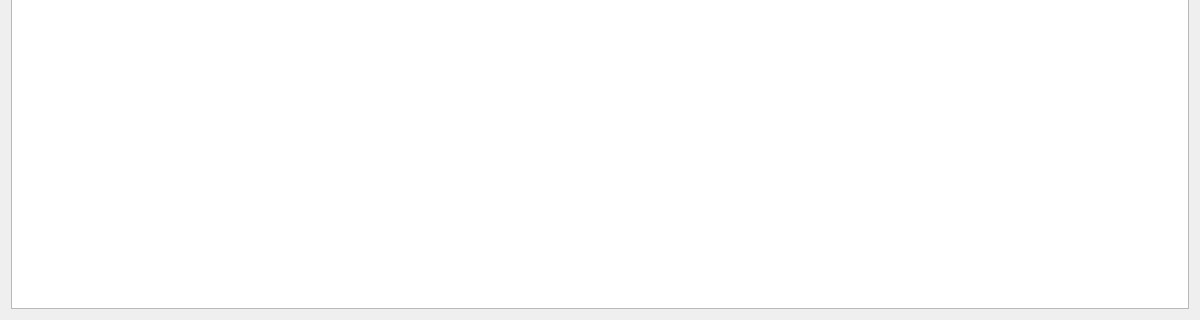
First picture: the form in uiDesignes/StatWindow.ui, repository ym3141/EasyFlowQ, before the edit; both pictures show x 0 to 1200 and y 580 to 900 of the 1200 by 900 pixel window.
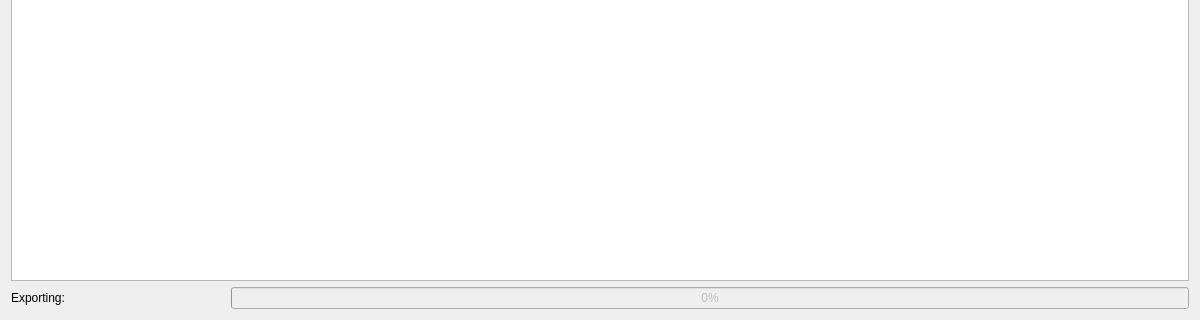
Second picture: the form after the edit.

Commit message: Finished the stat window

Patch:
```diff
--- a/uiDesignes/StatWindow.ui
+++ b/uiDesignes/StatWindow.ui
@@ -61,6 +61,46 @@
      </attribute>
     </widget>
    </item>
+   <item>
+    <layout class="QHBoxLayout" name="horizontalLayout_2">
+     <item>
+      <widget class="QLabel" name="label">
+       <property name="text">
+        <string>Exporting: </string>
+       </property>
+      </widget>
+     </item>
+     <item>
+      <widget class="QLabel" name="exportLabel">
+       <property name="sizePolicy">
+        <sizepolicy hsizetype="Fixed" vsizetype="Preferred">
+         <horstretch>200</horstretch>
+         <verstretch>0</verstretch>
+        </sizepolicy>
+       </property>
+       <property name="minimumSize">
+        <size>
+         <width>150</width>
+         <height>0</height>
+        </size>
+       </property>
+       <property name="text">
+        <string/>
+       </property>
+      </widget>
+     </item>
+     <item>
+      <widget class="QProgressBar" name="progressBar">
+       <property name="enabled">
+        <bool>false</bool>
+       </property>
+       <property name="value">
+        <number>0</number>
+       </property>
+      </widget>
+     </item>
+    </layout>
+   </item>
   </layout>
  </widget>
  <resources/>
```
Left out of the diff: 4 changed lines with no effect on the pictures. The commit also changes 2 other files.
